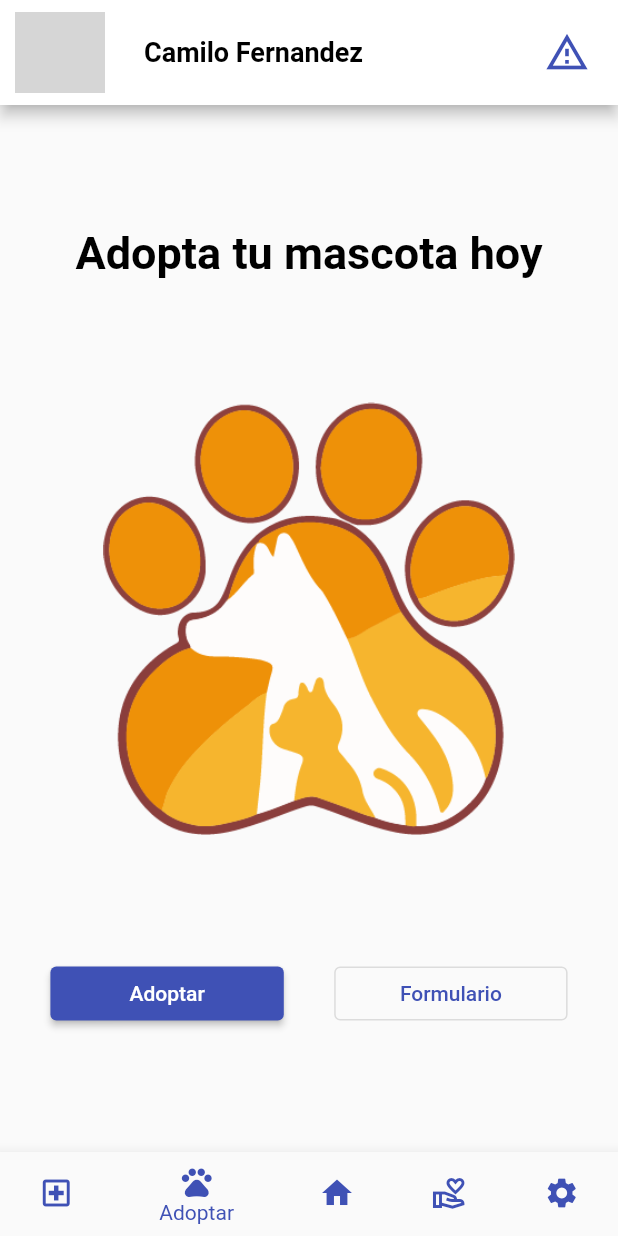
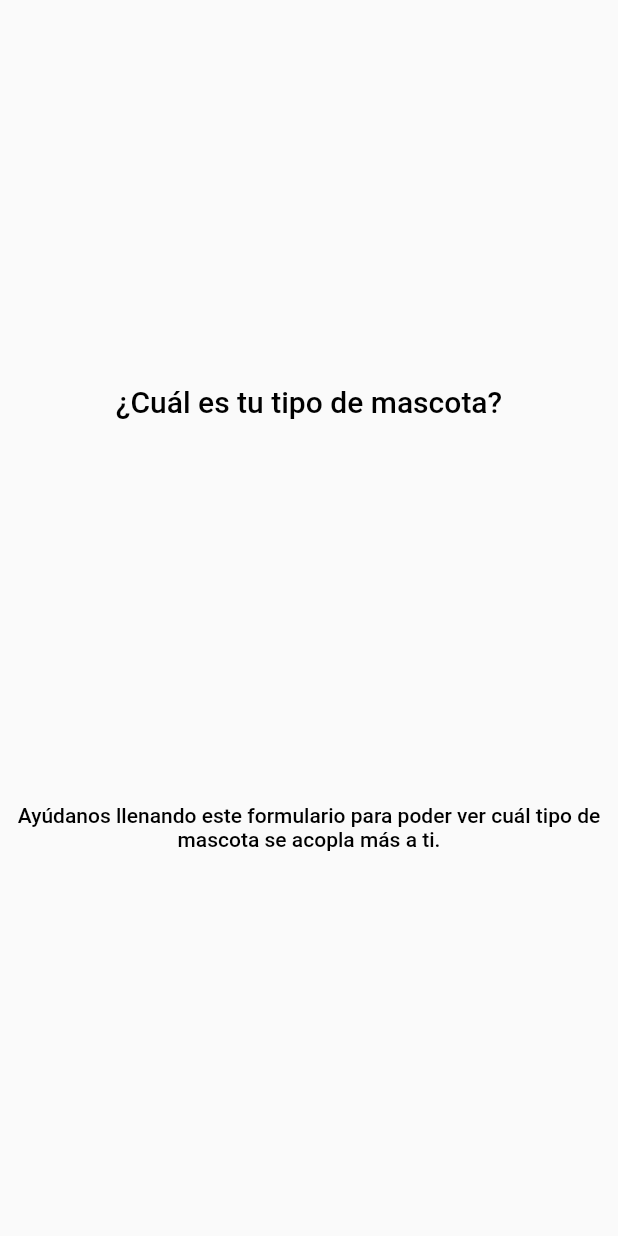
Before and after one commit to Feligx/animal-app, a Flutter app: the Home1 screen opened directly, item 2 of the bottom bar chosen, after a tap on "Formulario", on a phone screen of 412 x 824 dp. Run offline on Flutter 3.47's test engine with Material 2 defaults, Android fonts, the phone set to English and light mode, and no system bars; network calls fail; grey boxes are pictures that could not be loaded.

Commit message:
Cambios 13 Marzo
Cambios 13 Marzo

```diff
--- a/Pawrent/lib/adopt/adopt.dart
+++ b/Pawrent/lib/adopt/adopt.dart
@@ -1,6 +1,5 @@
-import 'dart:collection';
-
 import 'package:flutter/material.dart';
+import 'package:pawrent/adopt/adopt_form.dart';
 
 class pagadopt extends StatelessWidget {
   const pagadopt({Key? key}) : super(key: key);
@@ -39,7 +38,12 @@ class pagadopt extends StatelessWidget {
                   )
               ),
               OutlinedButton(
-                  onPressed: (){},
+                  onPressed: (){
+                    Navigator.push(
+                        context,
+                      MaterialPageRoute(builder: (context) => adoptForm()),
+                    );
+                  },
                   child: Container(
                       alignment: Alignment.center,
                       width: queryData.size.width*0.3,
--- /dev/null
+++ b/Pawrent/lib/adopt/adopt_form.dart
@@ -0,0 +1,28 @@
+import 'package:flutter/material.dart';
+
+class adoptForm extends StatelessWidget {
+  const adoptForm({Key? key}) : super(key: key);
+
+  @override
+  Widget build(BuildContext context) {
+    return Scaffold(
+        body: Center(
+        child: Column(
+          mainAxisAlignment: MainAxisAlignment.spaceEvenly,
+          children: <Widget>[
+          Text(
+            '¿Cuál es tu tipo de mascota?',
+            style: Theme.of(context).textTheme.headline6,
+          ),
+          Text(
+            'Ayúdanos llenando este formulario para poder ver cuál tipo de mascota se acopla más a ti.',
+            style: Theme.of(context).textTheme.bodyText1,
+            textAlign: TextAlign.center,
+          ),
+
+        ],
+      ),
+    )
+    );
+  }
+}
--- a/Pawrent/lib/main.dart
+++ b/Pawrent/lib/main.dart
@@ -49,7 +49,7 @@ class _MyHomePageState extends State<MyHomePage> {
         child: ListView(children: [
           Container(
             padding: EdgeInsets.all(20.0),
-            child: Image.asset((isDark) ? 'assets/logo_dark.png' : 'assets/logo_light.png',
+            child: Image.asset((isDark) ? 'assets/logo_white_login.png' : 'assets/logo_light.png',
                 scale: (queryData.size.width-40)/30
               //NetworkImage('https://raw.githubusercontent.com/Feligx/animal-app/main/pawrent_logo-removebg.png'),            ),
             ),
--- a/Pawrent/lib/themes/themes.dart
+++ b/Pawrent/lib/themes/themes.dart
@@ -9,6 +9,8 @@ class Themes{
         borderSide: BorderSide(color: Colors.white),
       ),
       labelStyle: TextStyle(color: Colors.white),
+      suffixStyle: TextStyle(color: Colors.white),
+
     ),
     primarySwatch: Colors.indigo,
     backgroundColor: Colors.black,
@@ -131,6 +133,10 @@ class Themes{
 
     //for appBar
     appBarTheme: const AppBarTheme(
+      iconTheme: IconThemeData(
+        color: Colors.indigo,
+      ),
+
       titleTextStyle: TextStyle(
           color: Colors.black,
           fontWeight: FontWeight.bold,
@@ -146,5 +152,10 @@ class Themes{
       selectedItemColor: Colors.indigo,
       unselectedItemColor: Colors.indigo,
     ),
+
+    //for icons
+    iconTheme: IconThemeData(
+      color: Colors.indigo,
+    ),
   );
 }
```
Also changed, not shown: Pawrent/lib/home/home1.dart (+7 -3 lines), Pawrent/assets/logo_white_login.png (added), 1 other file.
